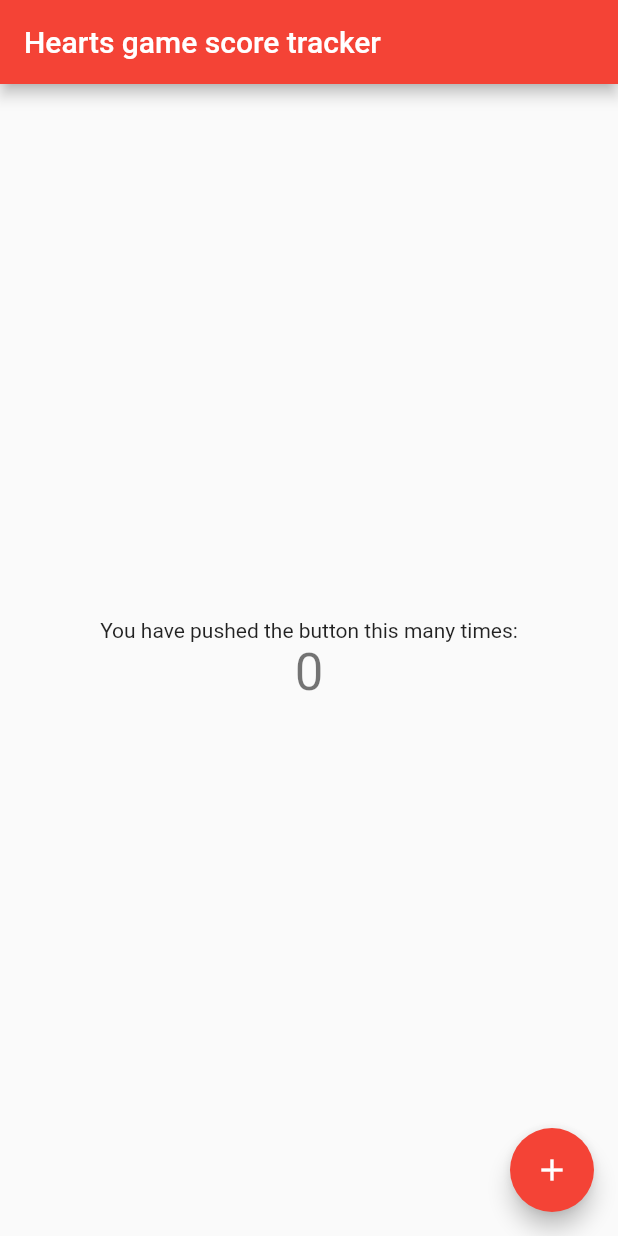
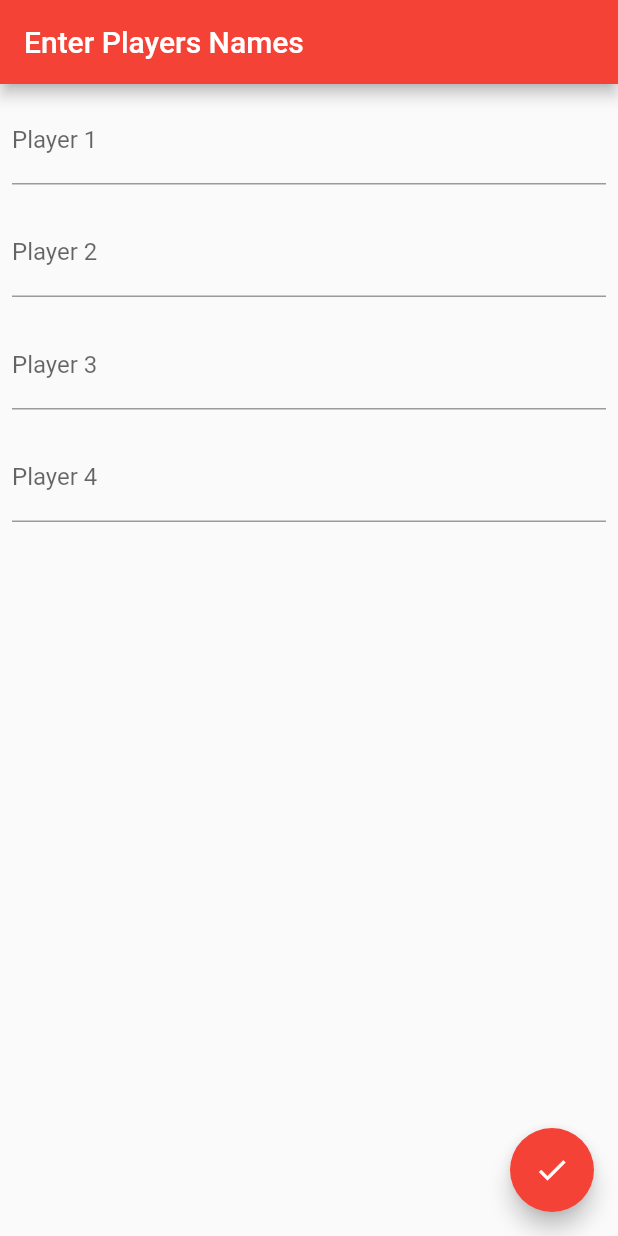
Before and after one commit to khalit7/hearts_game_score_tracker, a Flutter app: the screen it shows after launch, on a phone screen of 412 x 824 dp. Run offline on Flutter 3.47's test engine with Material 2 defaults, Android fonts, the phone set to English and light mode, and no system bars.

Commit message:
Adds the ability to enter names and when all names are entered you can go to next page

```diff
--- a/frontend/lib/ui/pages/home_page.dart
+++ b/frontend/lib/ui/pages/home_page.dart
@@ -1,86 +1,66 @@
 import 'package:flutter/material.dart';
+import 'package:hearts_game/ui/pages/score_page.dart';
+
+import 'package:hearts_game/constants.dart';
 
 class MyHomePage extends StatefulWidget {
-  const MyHomePage({super.key, required this.title});
-
-  // This widget is the home page of your application. It is stateful, meaning
-  // that it has a State object (defined below) that contains fields that affect
-  // how it looks.
-
-  // This class is the configuration for the state. It holds the values (in this
-  // case the title) provided by the parent (in this case the App widget) and
-  // used by the build method of the State. Fields in a Widget subclass are
-  // always marked "final".
-
-  final String title;
-
   @override
-  State<MyHomePage> createState() => _MyHomePageState();
+  _MyHomePageState createState() => _MyHomePageState();
 }
 
 class _MyHomePageState extends State<MyHomePage> {
-  int _counter = 0;
-
-  void _incrementCounter() {
-    setState(() {
-      // This call to setState tells the Flutter framework that something has
-      // changed in this State, which causes it to rerun the build method below
-      // so that the display can reflect the updated values. If we changed
-      // _counter without calling setState(), then the build method would not be
-      // called again, and so nothing would appear to happen.
-      _counter++;
-    });
-  }
+  var _playerNames = List.filled(4,"NULL");
+  bool disable_button = true;
 
   @override
   Widget build(BuildContext context) {
-    // This method is rerun every time setState is called, for instance as done
-    // by the _incrementCounter method above.
-    //
-    // The Flutter framework has been optimized to make rerunning build methods
-    // fast, so that you can just rebuild anything that needs updating rather
-    // than having to individually change instances of widgets.
     return Scaffold(
       appBar: AppBar(
-        // Here we take the value from the MyHomePage object that was created by
-        // the App.build method, and use it to set our appbar title.
-        title: Text(widget.title),
+        title: Text('Enter Players Names'),
       ),
-      body: Center(
-        // Center is a layout widget. It takes a single child and positions it
-        // in the middle of the parent.
-        child: Column(
-          // Column is also a layout widget. It takes a list of children and
-          // arranges them vertically. By default, it sizes itself to fit its
-          // children horizontally, and tries to be as tall as its parent.
-          //
-          // Invoke "debug painting" (press "p" in the console, choose the
-          // "Toggle Debug Paint" action from the Flutter Inspector in Android
-          // Studio, or the "Toggle Debug Paint" command in Visual Studio Code)
-          // to see the wireframe for each widget.
-          //
-          // Column has various properties to control how it sizes itself and
-          // how it positions its children. Here we use mainAxisAlignment to
-          // center the children vertically; the main axis here is the vertical
-          // axis because Columns are vertical (the cross axis would be
-          // horizontal).
-          mainAxisAlignment: MainAxisAlignment.center,
-          children: <Widget>[
-            const Text(
-              'You have pushed the button this many times:',
+      body: ListView.builder(
+        itemCount: 4,
+        itemBuilder: (BuildContext context, int index) {
+          return Padding(
+            padding: const EdgeInsets.all(8.0),
+            child: TextField(
+              decoration: InputDecoration(labelText: 'Player ${index + 1}'),
+              onChanged: (String value) {
+                setState(() {
+                  _playerNames[index] = value;
+                  _playerNames.contains("NULL")? disable_button=true : disable_button = false;
+                });
+              },
             ),
-            Text(
-              '$_counter',
-              style: Theme.of(context).textTheme.headline4,
-            ),
-          ],
-        ),
+          );
+        },
       ),
       floatingActionButton: FloatingActionButton(
-        onPressed: _incrementCounter,
-        tooltip: 'Increment',
-        child: const Icon(Icons.add),
-      ), // This trailing comma makes auto-formatting nicer for build methods.
+        onPressed: disable_button? null : () {
+          showDialog(
+            context: context,
+            builder: (BuildContext context) {
+              return AlertDialog(
+                content: Text('Player Names: $_playerNames'),
+                actions: <Widget>[
+                  TextButton(
+                    child: Text('Start Game'),
+                    onPressed: () {
+                      players_list = _playerNames;
+                        Navigator.push(
+                                context,
+                                MaterialPageRoute(builder: (context) =>  ScorePage()),
+                              );
+
+                    },
+                  ),
+                ],
+              );
+            },
+          );
+        },
+        child: Icon(Icons.check),
+      ),
     );
   }
 }
```
